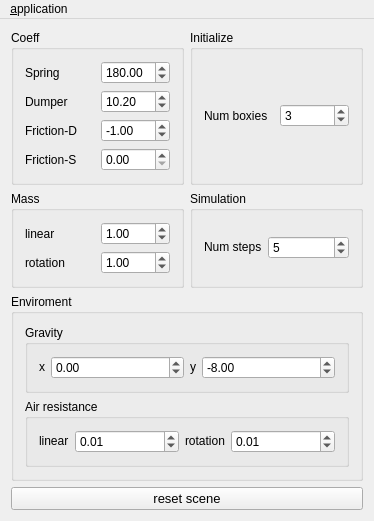
degarashi/GLEffect, file gleffect/mainwindow.ui: the form before one commit.
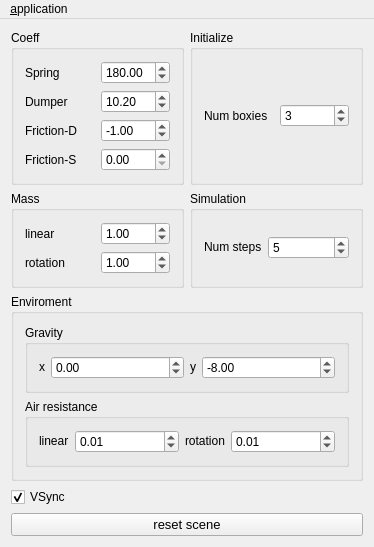
The form after the commit.

Commit message: TestGL: VSync切り替え機能を追加

The edit to the form file:
```diff
--- a/gleffect/mainwindow.ui
+++ b/gleffect/mainwindow.ui
@@ -32,7 +32,7 @@
    <bool>false</bool>
   </property>
   <widget class="QWidget" name="centralWidget">
-   <layout class="QVBoxLayout" name="verticalLayout" stretch="0,1,1">
+   <layout class="QVBoxLayout" name="verticalLayout" stretch="0,1,0,1">
     <item>
      <layout class="QGridLayout" name="gridLayout_4" rowstretch="0,0,0">
       <item row="2" column="0">
@@ -396,6 +396,22 @@
       </layout>
      </widget>
     </item>
+    <item>
+     <widget class="QCheckBox" name="chkVSync">
+      <property name="enabled">
+       <bool>true</bool>
+      </property>
+      <property name="text">
+       <string>VSync</string>
+      </property>
+      <property name="checked">
+       <bool>true</bool>
+      </property>
+      <property name="autoRepeat">
+       <bool>false</bool>
+      </property>
+     </widget>
+    </item>
     <item>
      <widget class="QPushButton" name="resetButton">
       <property name="font">
```
Left out of the diff: 25 changed lines with no effect on the pictures. The commit also changes 4 other files.
